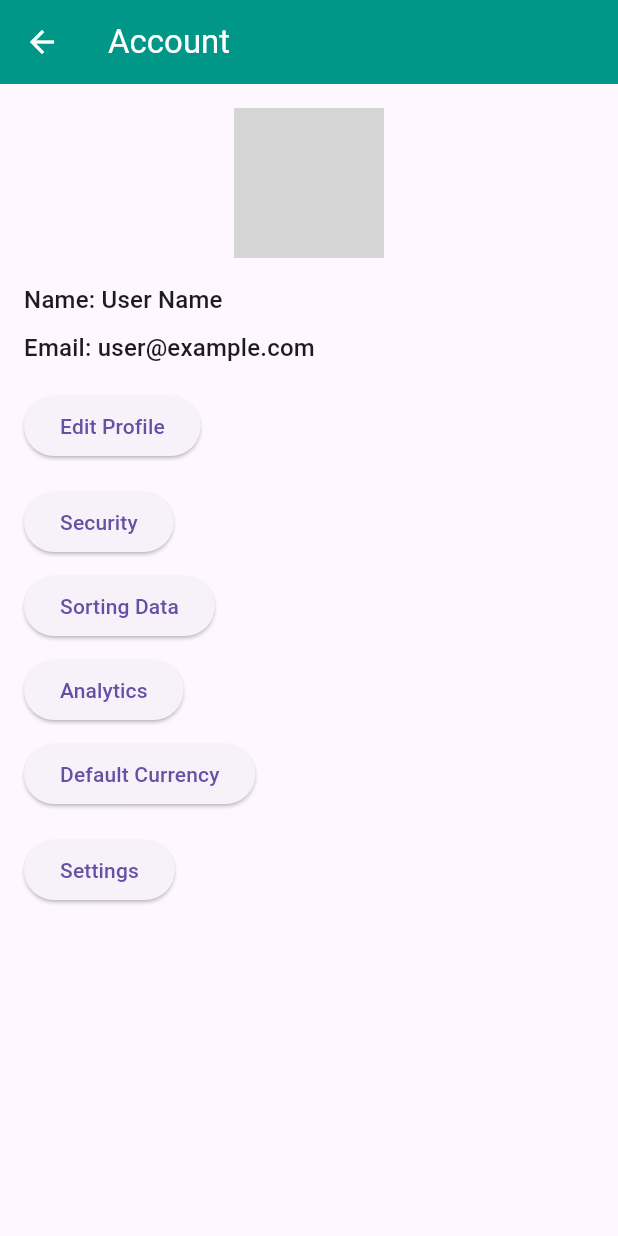
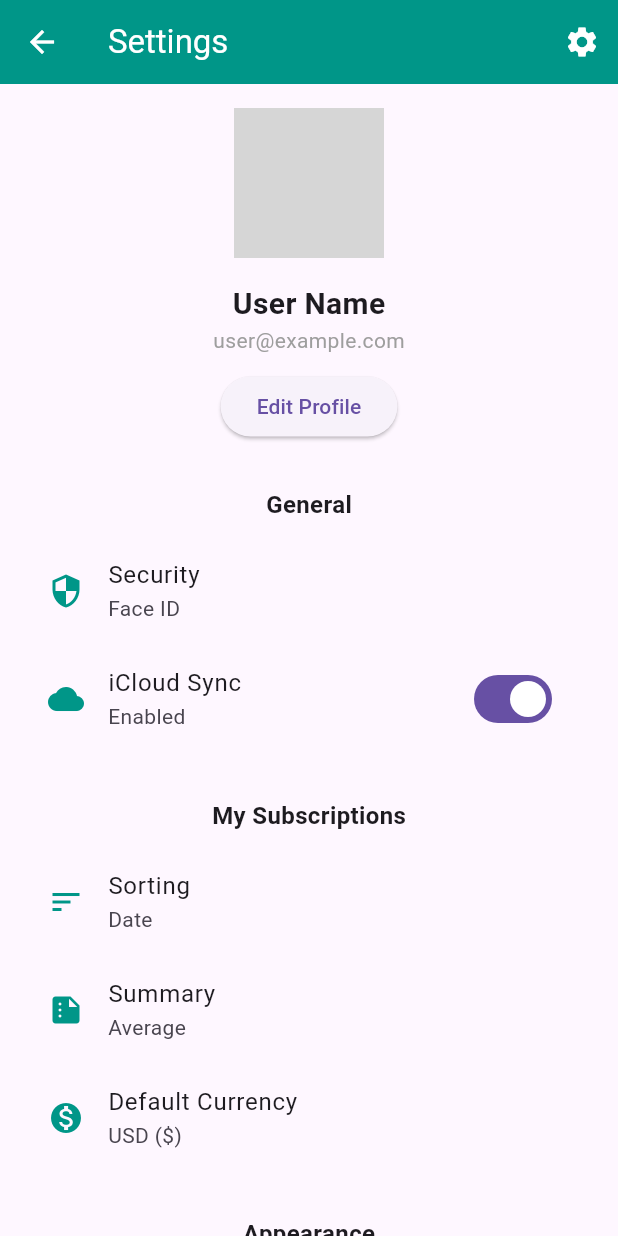
Before and after one commit to Qylahrzk/projectmoneyflow, a Flutter app: the AccountScreen screen opened directly, on a phone screen of 412 x 824 dp. Run offline on Flutter 3.47's test engine with Material 3 defaults, Android fonts, the phone set to English and light mode, and no system bars; our stand-ins replace fl_chart, flutter_secure_storage, hive, hive_flutter, image_picker, shared_preferences; missing offline and left inert: google_ml_kit; accounts and stored records are empty; grey boxes are pictures that could not be loaded.

Commit message:
Fix1 - Account Screen

```diff
--- a/lib/screens/account_screen.dart
+++ b/lib/screens/account_screen.dart
@@ -25,6 +25,7 @@ class _AccountScreenState extends State<AccountScreen> {
     if (image != null) {
       setState(() {
         _profilePicture = image.path;
+        userBox.put('profilePicture', _profilePicture); // Save to Hive
       });
     }
   }
@@ -34,22 +35,30 @@ class _AccountScreenState extends State<AccountScreen> {
     super.initState();
     _name = userBox.get('name', defaultValue: 'User Name');
     _email = userBox.get('email', defaultValue: 'user@example.com');
+    _profilePicture = userBox.get('profilePicture');
   }
 
   @override
   Widget build(BuildContext context) {
     return Scaffold(
       appBar: AppBar(
-        title: const Text('Account'),
+        title: const Text('Settings'),
+        actions: [
+          IconButton(
+            icon: const Icon(Icons.settings),
+            onPressed: () {
+              Navigator.pushNamed(context, '/settings'); // Navigate to settings screen
+            },
           ),
-      body: Padding(
+        ],
+      ),
+      body: SingleChildScrollView(
         padding: const EdgeInsets.all(16.0),
         child: Column(
-          crossAxisAlignment: CrossAxisAlignment.start,
+          crossAxisAlignment: CrossAxisAlignment.center,
           children: [
-            // Profile Picture
-            Center(
-              child: GestureDetector(
+            // Profile Section
+            GestureDetector(
               onTap: _pickProfilePicture,
               child: CircleAvatar(
                 radius: 50,
@@ -57,76 +66,73 @@ class _AccountScreenState extends State<AccountScreen> {
                     ? FileImage(File(_profilePicture!))
                     : const AssetImage('assets/default_profile.jpg')
                         as ImageProvider,
-                ),
+                child: _profilePicture == null
+                    ? const Icon(Icons.camera_alt, size: 30, color: Colors.white)
+                    : null,
               ),
             ),
             const SizedBox(height: 16),
-
-            // Name and Email
-            Text('Name: $_name', style: Theme.of(context).textTheme.titleMedium),
-            const SizedBox(height: 8),
-            Text('Email: $_email', style: Theme.of(context).textTheme.titleMedium),
-            const SizedBox(height: 16),
-
-            // Edit Profile Button
+            Text(
+              _name ?? 'User Name',
+              style: const TextStyle(fontSize: 20, fontWeight: FontWeight.bold),
+            ),
+            Text(
+              _email ?? 'user@example.com',
+              style: const TextStyle(fontSize: 14, color: Colors.grey),
+            ),
+            const SizedBox(height: 10),
             ElevatedButton(
               onPressed: () {
-                Navigator.pushNamed(context, '/editProfile');
+                Navigator.pushNamed(context, '/editProfile'); // Navigate to edit profile
               },
               child: const Text('Edit Profile'),
             ),
-            const SizedBox(height: 16),
-
-            // Security Button
-            ElevatedButton(
-              onPressed: () {
-                // Add navigation to security settings
-                Navigator.pushNamed(context, '/security');
-              },
-              child: const Text('Security'),
-            ),
-            const SizedBox(height: 8),
-
-            // Sorting Data Button
-            ElevatedButton(
-              onPressed: () {
-                // Add navigation to sorting data screen
-                Navigator.pushNamed(context, '/sortingData');
-              },
-              child: const Text('Sorting Data'),
-            ),
-            const SizedBox(height: 8),
-
-            // Analytics Button
-            ElevatedButton(
-              onPressed: () {
-                // Add navigation to analytics screen
-                Navigator.pushNamed(context, '/analytics');
-              },
-              child: const Text('Analytics'),
-            ),
-            const SizedBox(height: 8),
-
-            // Default Currency Button
-            ElevatedButton(
-              onPressed: () {
-                // Add navigation to default currency screen
-                Navigator.pushNamed(context, '/currency');
-              },
-              child: const Text('Default Currency'),
-            ),
-            const SizedBox(height: 16),
-
-            // Settings Button
-            ElevatedButton(
-              onPressed: () {
-                Navigator.pushNamed(context, '/settings');
-              },
-              child: const Text('Settings'),
-            ),
+            const SizedBox(height: 20),
+            // General Section
+            _buildSectionHeader('General'),
+            _buildListTile('Security', 'Face ID', Icons.security),
+            _buildListTile('iCloud Sync', 'Enabled', Icons.cloud, isSwitch: true),
+            const SizedBox(height: 20),
+            // My Subscriptions Section
+            _buildSectionHeader('My Subscriptions'),
+            _buildListTile('Sorting', 'Date', Icons.sort),
+            _buildListTile('Summary', 'Average', Icons.summarize),
+            _buildListTile('Default Currency', 'USD (\$)', Icons.monetization_on),
+            const SizedBox(height: 20),
+            // Appearance Section
+            _buildSectionHeader('Appearance'),
+            _buildListTile('App Icon', 'Default', Icons.apps),
+            _buildListTile('Theme', 'Dark', Icons.dark_mode),
           ],
         ),
       ),
     );
   }
+
+  Widget _buildSectionHeader(String title) {
+    return Padding(
+      padding: const EdgeInsets.symmetric(vertical: 10),
+      child: Text(
+        title,
+        style: const TextStyle(fontSize: 16, fontWeight: FontWeight.bold),
+      ),
+    );
   }
+
+  Widget _buildListTile(String title, String subtitle, IconData icon, {bool isSwitch = false}) {
+    return ListTile(
+      leading: Icon(icon, color: Colors.teal),
+      title: Text(title),
+      subtitle: Text(subtitle),
+      trailing: isSwitch
+          ? Switch(
+              value: true,
+              onChanged: (value) {},
+            )
+          : null,
+      onTap: () {
+        // Handle tap actions here if needed
+      },
+    );
+  }
+}
```
Lines whose indentation alone changed are shown as unchanged.
